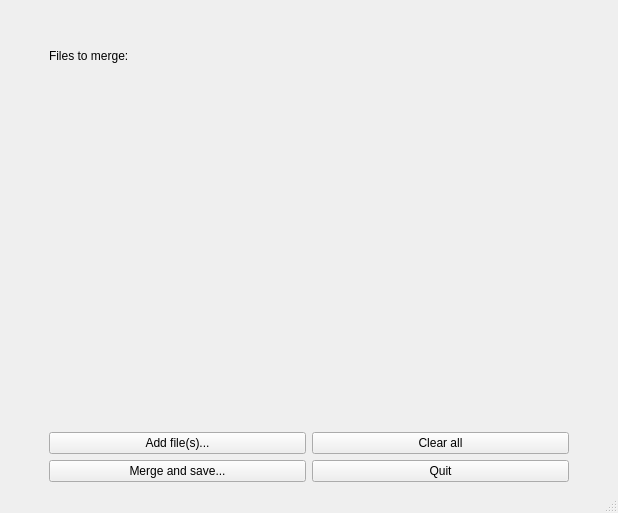
NCH-Motion-Laboratory/ulstools, file ulstools/apps/pdfmerger/pdfmerger.ui: the form before one commit.
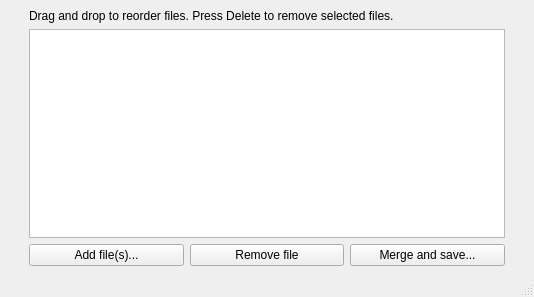
The form after the commit. Custom widgets are drawn as their Qt base class.

Commit message: nicer ui for merge tool

```diff
--- a/ulstools/apps/pdfmerger/pdfmerger.ui
+++ b/ulstools/apps/pdfmerger/pdfmerger.ui
@@ -6,130 +6,82 @@
    <rect>
     <x>0</x>
     <y>0</y>
-    <width>618</width>
-    <height>513</height>
+    <width>534</width>
+    <height>297</height>
    </rect>
   </property>
   <property name="windowTitle">
    <string>PDF merging tool</string>
   </property>
   <widget class="QWidget" name="centralwidget">
-   <layout class="QVBoxLayout" name="verticalLayout">
+   <layout class="QHBoxLayout" name="horizontalLayout">
+    <item>
+     <spacer name="horizontalSpacer">
+      <property name="orientation">
+       <enum>Qt::Horizontal</enum>
+      </property>
+      <property name="sizeType">
+       <enum>QSizePolicy::Fixed</enum>
+      </property>
+      <property name="sizeHint" stdset="0">
+       <size>
+        <width>20</width>
+        <height>20</height>
+       </size>
+      </property>
+     </spacer>
+    </item>
     <item>
      <layout class="QGridLayout" name="gridLayout">
-      <item row="2" column="1">
+      <item row="1" column="0" colspan="3">
+       <widget class="NiceListWidget" name="listFiles"/>
+      </item>
+      <item row="2" column="0">
+       <widget class="QPushButton" name="btnAddFiles">
+        <property name="text">
+         <string>Add file(s)...</string>
+        </property>
+       </widget>
+      </item>
+      <item row="0" column="0" colspan="3">
        <widget class="QLabel" name="label">
-        <property name="sizePolicy">
-         <sizepolicy hsizetype="Minimum" vsizetype="Preferred">
-          <horstretch>0</horstretch>
-          <verstretch>0</verstretch>
-         </sizepolicy>
-        </property>
         <property name="text">
-         <string>Files to merge:</string>
-        </property>
-        <property name="alignment">
-         <set>Qt::AlignLeading|Qt::AlignLeft|Qt::AlignTop</set>
+         <string>Drag and drop to reorder files. Press Delete to remove selected files.</string>
         </property>
        </widget>
       </item>
-      <item row="5" column="1">
+      <item row="2" column="2">
        <widget class="QPushButton" name="btnMerge">
         <property name="text">
          <string>Merge and save...</string>
         </property>
        </widget>
       </item>
-      <item row="3" column="0">
-       <spacer name="horizontalSpacer">
-        <property name="orientation">
-         <enum>Qt::Horizontal</enum>
-        </property>
-        <property name="sizeType">
-         <enum>QSizePolicy::Fixed</enum>
-        </property>
-        <property name="sizeHint" stdset="0">
-         <size>
-          <width>40</width>
-          <height>20</height>
-         </size>
-        </property>
-       </spacer>
-      </item>
-      <item row="3" column="1" colspan="2">
-       <widget class="QLabel" name="lblFiles">
-        <property name="enabled">
-         <bool>true</bool>
-        </property>
-        <property name="sizePolicy">
-         <sizepolicy hsizetype="Preferred" vsizetype="Expanding">
-          <horstretch>0</horstretch>
-          <verstretch>0</verstretch>
-         </sizepolicy>
-        </property>
+      <item row="2" column="1">
+       <widget class="QPushButton" name="btnRemoveFile">
         <property name="text">
-         <string/>
+         <string>Remove file</string>
         </property>
-        <property name="alignment">
-         <set>Qt::AlignLeading|Qt::AlignLeft|Qt::AlignTop</set>
-        </property>
        </widget>
       </item>
-      <item row="5" column="2">
-       <widget class="QPushButton" name="btnQuit">
-        <property name="text">
-         <string>Quit</string>
-        </property>
-       </widget>
-      </item>
-      <item row="4" column="1">
-       <widget class="QPushButton" name="btnAddFiles">
-        <property name="text">
-         <string>Add file(s)...</string>
-        </property>
-       </widget>
-      </item>
-      <item row="4" column="2">
-       <widget class="QPushButton" name="btnClearAll">
-        <property name="text">
-         <string>Clear all</string>
-        </property>
-       </widget>
-      </item>
-      <item row="3" column="3">
-       <spacer name="horizontalSpacer_2">
-        <property name="orientation">
-         <enum>Qt::Horizontal</enum>
-        </property>
-        <property name="sizeType">
-         <enum>QSizePolicy::Fixed</enum>
-        </property>
-        <property name="sizeHint" stdset="0">
-         <size>
-          <width>40</width>
-          <height>20</height>
-         </size>
-        </property>
-       </spacer>
-      </item>
-      <item row="1" column="1">
-       <spacer name="verticalSpacer">
-        <property name="orientation">
-         <enum>Qt::Vertical</enum>
-        </property>
-        <property name="sizeType">
-         <enum>QSizePolicy::Fixed</enum>
-        </property>
-        <property name="sizeHint" stdset="0">
-         <size>
-          <width>20</width>
-          <height>40</height>
-         </size>
-        </property>
-       </spacer>
-      </item>
      </layout>
     </item>
+    <item>
+     <spacer name="horizontalSpacer_2">
+      <property name="orientation">
+       <enum>Qt::Horizontal</enum>
+      </property>
+      <property name="sizeType">
+       <enum>QSizePolicy::Fixed</enum>
+      </property>
+      <property name="sizeHint" stdset="0">
+       <size>
+        <width>20</width>
+        <height>20</height>
+       </size>
+      </property>
+     </spacer>
+    </item>
    </layout>
   </widget>
   <widget class="QMenuBar" name="menubar">
@@ -144,6 +96,13 @@
   </widget>
   <widget class="QStatusBar" name="statusbar"/>
  </widget>
+ <customwidgets>
+  <customwidget>
+   <class>NiceListWidget</class>
+   <extends>QListWidget</extends>
+   <header>gaitutils.gui.qt_widgets</header>
+  </customwidget>
+ </customwidgets>
  <resources/>
  <connections/>
 </ui>
```
Left out of the diff: 19 changed lines with no effect on the pictures. The commit also changes 1 other file.
